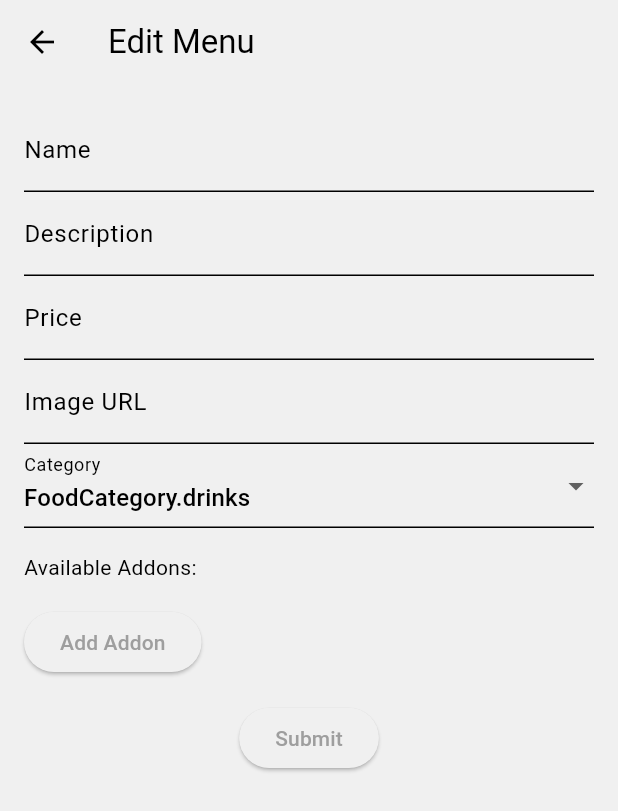
After one commit to ekoyudop/food_order_kelompok, a Flutter app: the EditMenuPage screen opened by its route, after a tap on "Submit", on a phone screen of 412 x 824 dp. The commit adds this screen. Shown: the top 811 px of the screen. Run offline on Flutter 3.47's test engine with Material 3 defaults, Android fonts, the phone set to English and light mode, and no system bars; our stand-ins replace cloud_firestore, firebase_auth, firebase_core, flutter_credit_card, google_fonts; accounts and stored records are empty.

Commit message:
v1.5 (add UI edit menu)

```diff
--- a/lib/main.dart
+++ b/lib/main.dart
@@ -9,6 +9,8 @@ import 'package:provider/provider.dart';
 import 'pages/intro_page.dart';
 import 'pages/menu_page.dart';
 import 'pages/add_menu_page.dart';
+import 'pages/edit_menu_page.dart';
+import 'pages/all_menu.dart';
 
 void main() async {
   WidgetsFlutterBinding.ensureInitialized();
@@ -38,6 +40,8 @@ class MyApp extends StatelessWidget {
         '/intropage': (context) => const IntroPage(),
         '/menupage': (context) => const HomePage(),
         '/addmenupage': (context) => AddMenuPage(),
+        '/allmenupage': (context) => MenuPage(),
+        '/editmenupage': (context) => EditMenuPage(),
         '/loginpage': (context) => const LoginOrRegister(),
         '/settings': (context) => const SettingsPage(),
       },
--- /dev/null
+++ b/lib/pages/all_menu.dart
@@ -0,0 +1,75 @@
+import 'package:flutter/material.dart';
+import 'package:cloud_firestore/cloud_firestore.dart';
+import 'package:food_order_kelompok/models/food.dart';
+import 'package:food_order_kelompok/pages/edit_menu_page.dart';
+import 'package:food_order_kelompok/pages/food_page.dart';
+
+class MenuPage extends StatelessWidget {
+  final CollectionReference _menuCollection =
+      FirebaseFirestore.instance.collection('menus');
+
+  @override
+  Widget build(BuildContext context) {
+    return Scaffold(
+      appBar: AppBar(
+        title: Text('All Menus'),
+      ),
+      body: StreamBuilder(
+        stream: _menuCollection.snapshots(),
+        builder: (context, AsyncSnapshot<QuerySnapshot> snapshot) {
+          if (snapshot.connectionState == ConnectionState.waiting) {
+            return Center(
+              child: CircularProgressIndicator(),
+            );
+          }
+          if (snapshot.hasError) {
+            return Center(
+              child: Text('Error: ${snapshot.error}'),
+            );
+          }
+          return ListView.builder(
+            itemCount: snapshot.data!.docs.length,
+            itemBuilder: (context, index) {
+              final DocumentSnapshot<Object?> document =
+                  snapshot.data!.docs[index];
+              final Food food = Food(
+                name: document['name'],
+                description: document['description'],
+                price: document['price'],
+                imagePath: document['imagePath'],
+                category: FoodCategory.values.firstWhere(
+                    (cat) => cat.toString() == document['category']),
+                availableAddons: (document['addons'] as List<dynamic>)
+                    .map((addon) => Addon(
+                          name: addon['name'],
+                          price: addon['price'],
+                        ))
+                    .toList(),
+              );
+              return ListTile(
+                leading: ClipRRect(
+                  borderRadius: BorderRadius.circular(8.0),
+                  child: Image.network(
+                    food.imagePath,
+                    width: 100,
+                    height: 100,
+                    fit: BoxFit.cover,
+                  ),
+                ),
+                title: Text(food.name),
+                subtitle: Text(food.description),
+                trailing: Text('\Rp${food.price.toStringAsFixed(3)}'),
+                onTap: () => Navigator.push(
+                  context,
+                  MaterialPageRoute(
+                    builder: (context) => EditMenuPage(),
+                  ),
+                ),
+              );
+            },
+          );
+        },
+      ),
+    );
+  }
+}
--- /dev/null
+++ b/lib/pages/edit_menu_page.dart
@@ -0,0 +1,200 @@
+import 'package:flutter/material.dart';
+import 'package:food_order_kelompok/models/food.dart';
+import '../services/database/firestore.dart';
+
+class EditMenuPage extends StatefulWidget {
+  @override
+  _EditMenuPageState createState() => _EditMenuPageState();
+}
+
+class _EditMenuPageState extends State<EditMenuPage> {
+  final TextEditingController _nameController = TextEditingController();
+  final TextEditingController _descriptionController = TextEditingController();
+  final TextEditingController _priceController = TextEditingController();
+  final TextEditingController _imagePathController = TextEditingController();
+
+  String _selectedCategory =
+      FoodCategory.drinks.toString(); // Default to drinks
+  List<String> _categories = [
+    FoodCategory.drinks.toString(),
+    FoodCategory.noodles.toString(),
+    FoodCategory.rices.toString(),
+  ];
+
+  List<Addon> _addons = [];
+
+  final FirestoreService _firestoreService = FirestoreService();
+
+  void _setImageFromUrl(String url) {
+    setState(() {
+      _imagePathController.text = url;
+    });
+  }
+
+  void _addAddon(String name, double price) {
+    setState(() {
+      _addons.add(Addon(name: name, price: price));
+    });
+  }
+
+  void _removeAddon(int index) {
+    setState(() {
+      _addons.removeAt(index);
+    });
+  }
+
+  void _submitMenu() {
+    String name = _nameController.text;
+    String description = _descriptionController.text;
+    double price = double.parse(_priceController.text);
+    String imagePath = _imagePathController.text;
+    FoodCategory category = FoodCategory.values
+        .firstWhere((element) => element.toString() == _selectedCategory);
+
+    Food newFood = Food(
+      name: name,
+      description: description,
+      price: price,
+      imagePath: imagePath,
+      category: category,
+      availableAddons: _addons,
+    );
+
+    _firestoreService.saveMenuToDatabase(newFood);
+
+    _nameController.clear();
+    _descriptionController.clear();
+    _priceController.clear();
+    _imagePathController.clear();
+    setState(() {
+      _addons.clear();
+    });
+  }
+
+  @override
+  Widget build(BuildContext context) {
+    return Scaffold(
+      appBar: AppBar(
+        title: Text('Edit Menu'),
+      ),
+      body: SingleChildScrollView(
+        padding: EdgeInsets.all(16.0),
+        child: Column(
+          crossAxisAlignment: CrossAxisAlignment.start,
+          children: [
+            TextFormField(
+              controller: _nameController,
+              decoration: InputDecoration(labelText: 'Name'),
+            ),
+            TextFormField(
+              controller: _descriptionController,
+              decoration: InputDecoration(labelText: 'Description'),
+            ),
+            TextFormField(
+              controller: _priceController,
+              decoration: InputDecoration(labelText: 'Price'),
+              keyboardType: TextInputType.number,
+            ),
+            TextFormField(
+              controller: _imagePathController,
+              decoration: InputDecoration(labelText: 'Image URL'),
+            ),
+            DropdownButtonFormField(
+              value: _selectedCategory,
+              items: _categories.map((String category) {
+                return DropdownMenuItem(
+                  value: category,
+                  child: Text(category),
+                );
+              }).toList(),
+              onChanged: (String? value) {
+                setState(() {
+                  _selectedCategory = value!;
+                });
+              },
+              decoration: InputDecoration(labelText: 'Category'),
+            ),
+            SizedBox(height: 16.0),
+            Text('Available Addons:'),
+            SizedBox(height: 8.0),
+            ListView.builder(
+              shrinkWrap: true,
+              itemCount: _addons.length,
+              itemBuilder: (context, index) {
+                return ListTile(
+                  title: Text(_addons[index].name),
+                  subtitle:
+                      Text('\Rp${_addons[index].price.toStringAsFixed(3)}'),
+                  trailing: IconButton(
+                    icon: Icon(Icons.remove),
+                    onPressed: () => _removeAddon(index),
+                  ),
+                );
+              },
+            ),
+            SizedBox(height: 8.0),
+            ElevatedButton(
+              onPressed: () {
+                showDialog(
+                  context: context,
+                  builder: (context) {
+                    return AlertDialog(
+                      title: Text('Add Addon'),
+                      content: Column(
+                        mainAxisSize: MainAxisSize.min,
+                        children: [
+                          TextFormField(
+                            decoration:
+                                InputDecoration(labelText: 'Addon Name'),
+                            onFieldSubmitted: (value) {
+                              if (value.isNotEmpty) {
+                                Navigator.of(context).pop();
+                                showDialog(
+                                  context: context,
+                                  builder: (context) {
+                                    return AlertDialog(
+                                      title: Text('Add Addon Price'),
+                                      content: Column(
+                                        mainAxisSize: MainAxisSize.min,
+                                        children: [
+                                          TextFormField(
+                                            keyboardType: TextInputType.number,
+                                            decoration: InputDecoration(
+                                                labelText: 'Addon Price'),
+                                            onFieldSubmitted: (price) {
+                                              if (price.isNotEmpty) {
+                                                _addAddon(
+                                                    value, double.parse(price));
+                                                Navigator.of(context).pop();
+                                              }
+                                            },
+                                          ),
+                                        ],
+                                      ),
+                                    );
+                                  },
+                                );
+                              }
+                            },
+                          ),
+                        ],
+                      ),
+                    );
+                  },
+                );
+              },
+              child: Text('Add Addon'),
+            ),
+            SizedBox(height: 16.0),
+            Center(
+              child: ElevatedButton(
+                onPressed: _submitMenu,
+                child: Text('Submit'),
+              ),
+            ),
+          ],
+        ),
+      ),
+    );
+  }
+}
```
Also changed, not shown: lib/components/my_drawer.dart (+8 -0 lines).
